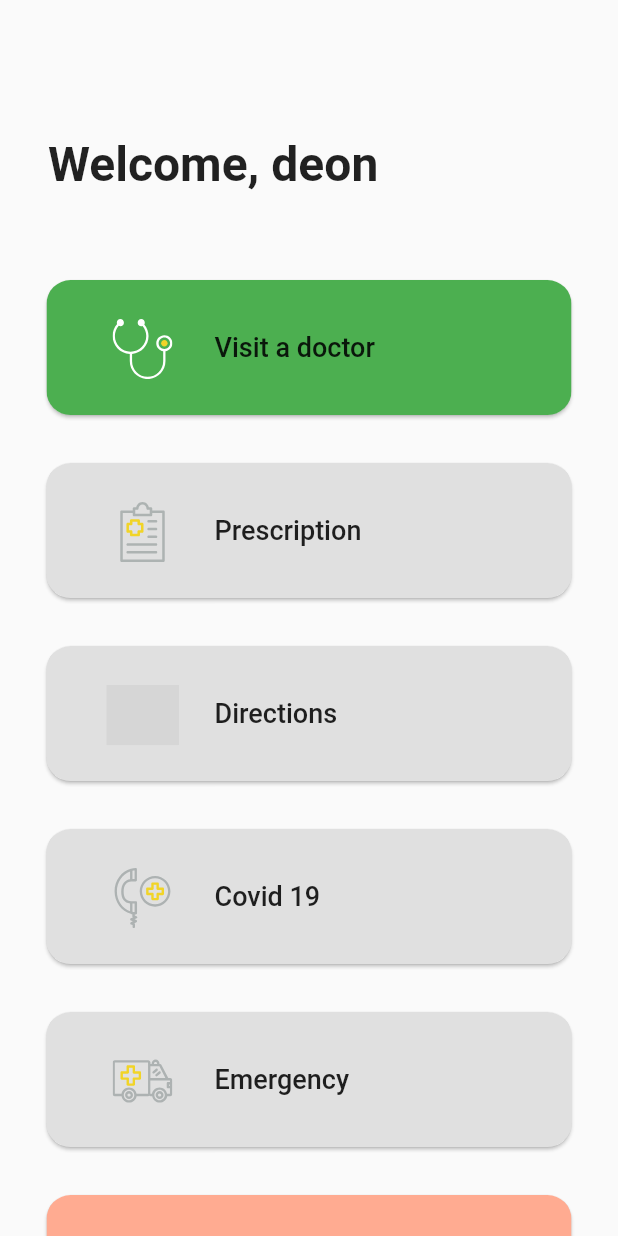
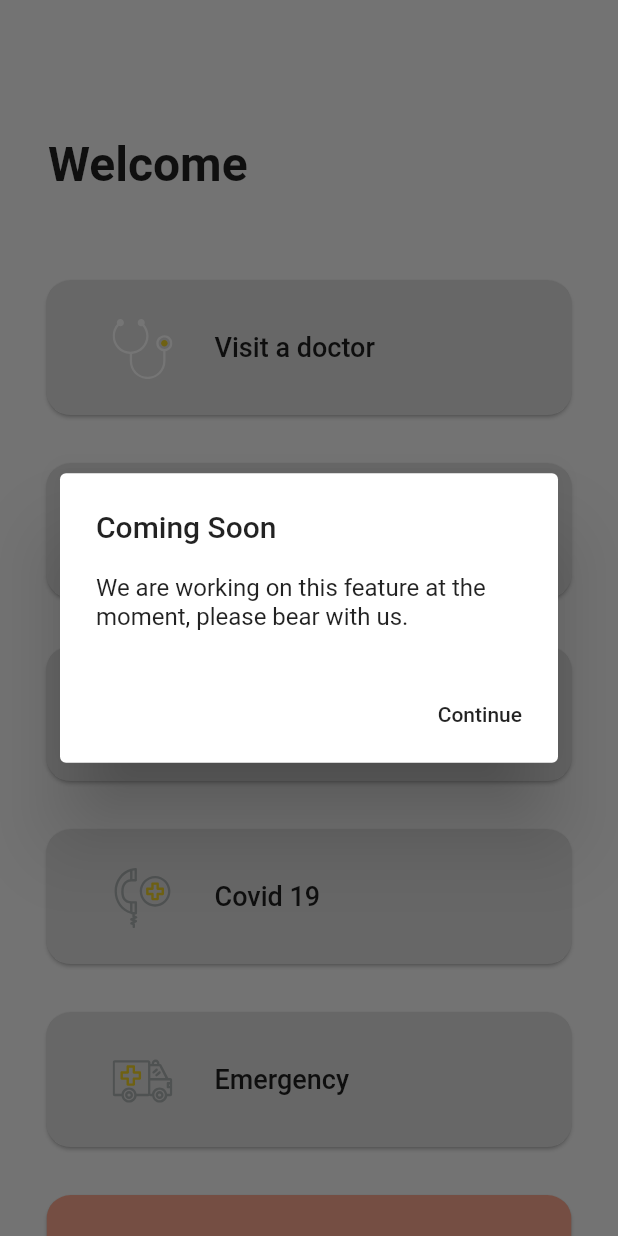
Before and after one commit to deonwaju/deonolarewaju-greenmedical, a Flutter app: the HomeBody screen opened directly, after a tap on "Prescription", on a phone screen of 412 x 824 dp. Run offline on Flutter 3.47's test engine with Material 2 defaults, Android fonts, the phone set to English and light mode, and no system bars; our stand-ins replace flutter_local_notifications, flutter_redux, flutter_svg, fluttertoast, graphql_flutter, redux and 2 more; missing offline and left inert: redux_persist; accounts and stored records are empty; statements that could not run were skipped; project files that could hold a hidden picture were left out; grey boxes are pictures that could not be loaded.

```diff
--- a/lib/constants.dart
+++ b/lib/constants.dart
@@ -1,4 +1,8 @@
 import 'package:flutter/material.dart';
+
+
+const int emergencyPhoneNo = 2347034811040;
+
 
 const kPrimaryColor = Color(0xFF6F35A5);
 const kPrimaryLightColor = Color(0xFFF1E6FF);
--- a/lib/pages/home_body.dart
+++ b/lib/pages/home_body.dart
@@ -1,8 +1,10 @@
+import 'package:deon_greenmed/constants.dart';
 import 'package:deon_greenmed/database/database_helper.dart';
 import 'package:deon_greenmed/models/user.dart';
 import 'file:///C:/FlutterVS/deon_greenmed/lib/widgets/background.dart';
 import 'package:flutter/material.dart';
 import 'package:flutter_svg/svg.dart';
+import 'package:fluttertoast/fluttertoast.dart';
 import 'package:url_launcher/url_launcher.dart';
 
 class HomeBody extends StatefulWidget {
@@ -26,6 +28,7 @@ class _HomeBodyState extends State<HomeBody> {
       throw 'could not open url';
     }
   }
+
 
   void _launchCaller(int number) async {
     var url = "tel: ${number.toString()}";
@@ -55,7 +58,7 @@ class _HomeBodyState extends State<HomeBody> {
                 child: Align(
                   alignment: Alignment.topLeft,
                   child: Text(
-                    "Welcome, deon",
+                    "Welcome",
                     textAlign: TextAlign.left,
                     style: TextStyle(
                         fontWeight: FontWeight.bold,
@@ -76,11 +79,12 @@ class _HomeBodyState extends State<HomeBody> {
                     height: 90,
                     width: 350,
                     child: RaisedButton(
-                      color: Colors.green,
+                      highlightColor: Colors.teal,
+                      color: Colors.grey[300],
+
                       onPressed: () {
 
                         Navigator.of(context).pushNamed("/selectDoc");
-
 
                       },
 
@@ -114,11 +118,20 @@ class _HomeBodyState extends State<HomeBody> {
                     height: 90,
                     width: 350,
                     child: RaisedButton(
+                      highlightColor: Colors.teal,
                       onPressed: () {
                         setState(() {
-
+                          _showDialogue();
+//                          Fluttertoast.showToast(
+//                              msg: "Coming Soon",
+//                              toastLength: Toast.LENGTH_LONG,
+//                              gravity: ToastGravity.CENTER,
+//                              timeInSecForIosWeb: 2,
+//                              backgroundColor: Colors.red,
+//                              textColor: Colors.white,
+//                              fontSize: 16.0
+//                          );
                         });
-
                       },
                       color: Colors.grey[300],
 
@@ -151,6 +164,7 @@ class _HomeBodyState extends State<HomeBody> {
                     height: 90,
                     width: 350,
                     child: RaisedButton(
+                      highlightColor: Colors.teal,
                       onPressed: () {
                         setState(() {
                           _launchUrl("https://www.google.com/maps/place/Adeyemo+Alakija+St,+Ikeja+GRA,+Lagos/@6.5785962,3.3501541,17z/data=!3m1!4b1!4m5!3m4!1s0x103b920e2a8cfa0f:0x4f4ade203850afa5!8m2!3d6.5785962!4d3.3523428");
@@ -189,6 +203,7 @@ class _HomeBodyState extends State<HomeBody> {
                     height: 90,
                     width: 350,
                     child: RaisedButton(
+                      highlightColor: Colors.teal,
                       onPressed: () {
                         setState(() {
 
@@ -226,9 +241,10 @@ class _HomeBodyState extends State<HomeBody> {
                     height: 90,
                     width: 350,
                     child: RaisedButton(
+                      highlightColor: Colors.teal,
                       onPressed: () {
                         setState(() {
-                          _launchCaller(2347034811040);
+                          _launchCaller(emergencyPhoneNo);
 
                         });
 
@@ -265,11 +281,10 @@ class _HomeBodyState extends State<HomeBody> {
                     height: 90,
                     width: 350,
                     child: RaisedButton(
+                      highlightColor: Colors.teal,
                       onPressed: () {
-                        setState(() {
-
-
-                        });
+                        Navigator.of(context)
+                            .pop(); // Dismiss alert dialog
 
                       },
                       color: Colors.deepOrange[200],
@@ -325,4 +340,26 @@ class _HomeBodyState extends State<HomeBody> {
     }
   }
 
+  void _showDialogue() {
+    showDialog<void>(
+      context: context,
+      // false = user must tap button, true = tap outside dialog
+      builder: (BuildContext dialogContext) {
+        return AlertDialog(
+          title: Text('Coming Soon'),
+          content: Text('We are working on this feature at the moment, please bear with us.'),
+          actions: <Widget>[
+            FlatButton(
+              child: Text('Continue'),
+              onPressed: () {
+                Navigator.of(dialogContext)
+                    .pop(); // Dismiss alert dialog
+              },
+            ),
+          ],
+        );
+      },
+    );
+  }
+
 }
--- a/pubspec.yaml
+++ b/pubspec.yaml
@@ -59,6 +59,7 @@ dependencies:
 
   cupertino_icons: ^0.1.3
   flutter_svg: ^0.18.0
+  fluttertoast: ^7.0.4
   # The following adds the Cupertino Icons font to your application.
   # Use with the CupertinoIcons class for iOS style icons.
   #  flutter_spinkit: "^3.1.0"
```
Also changed, not shown: pubspec.lock.
